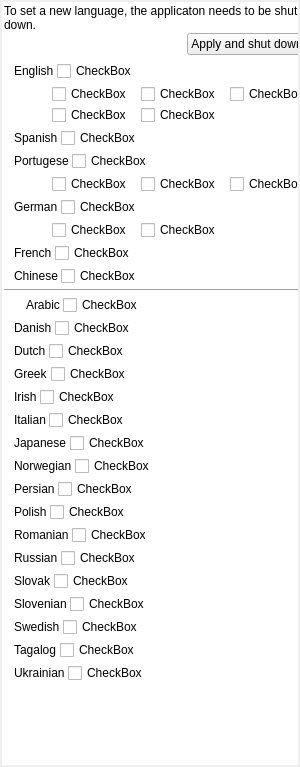
zkovari/plotlyst, file ui/manuscript_context_menu_widget.ui: the form before one commit.
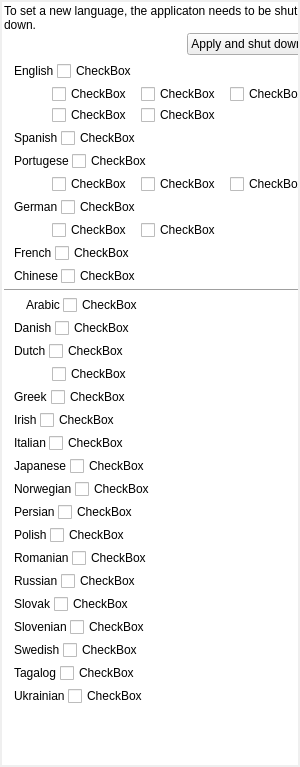
The form after the commit. Custom widgets are drawn as their Qt base class.

```diff
--- a/ui/manuscript_context_menu_widget.ui
+++ b/ui/manuscript_context_menu_widget.ui
@@ -67,7 +67,7 @@
         <x>0</x>
         <y>0</y>
         <width>325</width>
-        <height>812</height>
+        <height>838</height>
        </rect>
       </property>
       <layout class="QVBoxLayout" name="verticalLayout_2">
@@ -830,6 +830,59 @@
          </item>
         </layout>
        </item>
+       <item>
+        <layout class="QGridLayout" name="gridLayout_4">
+         <property name="spacing">
+          <number>1</number>
+         </property>
+         <item row="0" column="2">
+          <widget class="Toggle" name="cbDutchBelgian">
+           <property name="text">
+            <string>CheckBox</string>
+           </property>
+          </widget>
+         </item>
+         <item row="0" column="0">
+          <spacer name="horizontalSpacer_28">
+           <property name="orientation">
+            <enum>Qt::Horizontal</enum>
+           </property>
+           <property name="sizeType">
+            <enum>QSizePolicy::Fixed</enum>
+           </property>
+           <property name="sizeHint" stdset="0">
+            <size>
+             <width>40</width>
+             <height>20</height>
+            </size>
+           </property>
+          </spacer>
+         </item>
+         <item row="0" column="1">
+          <widget class="Emoji" name="label_56">
+           <property name="text">
+            <string/>
+           </property>
+           <property name="emoji" stdset="0">
+            <string>Belgium</string>
+           </property>
+          </widget>
+         </item>
+         <item row="0" column="3">
+          <spacer name="horizontalSpacer_29">
+           <property name="orientation">
+            <enum>Qt::Horizontal</enum>
+           </property>
+           <property name="sizeHint" stdset="0">
+            <size>
+             <width>40</width>
+             <height>20</height>
+            </size>
+           </property>
+          </spacer>
+         </item>
+        </layout>
+       </item>
        <item>
         <layout class="QHBoxLayout" name="horizontalLayout_12">
          <item>
```
Left out of the diff: 2 changed lines with no effect on the pictures.
